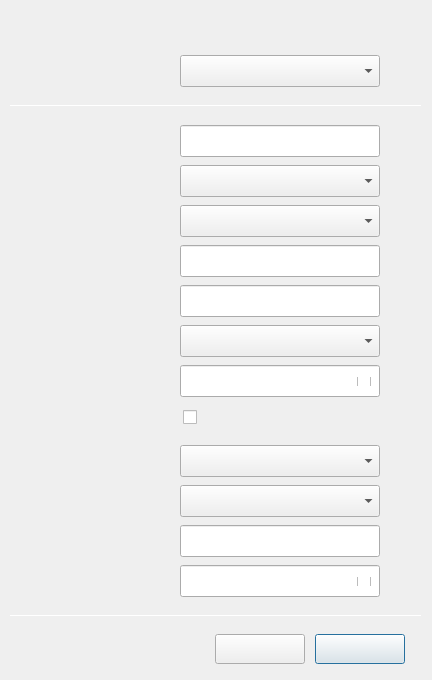
Before: the Qt Designer form wireless-security/dlgconnhidwifisecpeap.ui in ukui/kylin-nm, drawn with Qt 5.
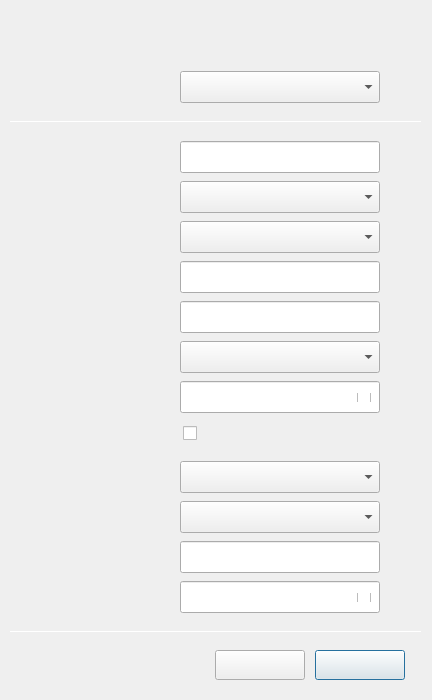
After: the same form once the commit is applied.

Diff of the .ui file:
```diff
--- a/wireless-security/dlgconnhidwifisecpeap.ui
+++ b/wireless-security/dlgconnhidwifisecpeap.ui
@@ -7,7 +7,7 @@
     <x>0</x>
     <y>0</y>
     <width>432</width>
-    <height>680</height>
+    <height>700</height>
    </rect>
   </property>
   <property name="windowTitle">
@@ -17,7 +17,7 @@
    <property name="geometry">
     <rect>
      <x>180</x>
-     <y>125</y>
+     <y>141</y>
      <width>200</width>
      <height>32</height>
     </rect>
@@ -32,7 +32,7 @@
    <property name="geometry">
     <rect>
      <x>180</x>
-     <y>325</y>
+     <y>341</y>
      <width>200</width>
      <height>32</height>
     </rect>
@@ -50,7 +50,7 @@
    <property name="geometry">
     <rect>
      <x>76</x>
-     <y>60</y>
+     <y>76</y>
      <width>90</width>
      <height>20</height>
     </rect>
@@ -68,7 +68,7 @@
    <property name="geometry">
     <rect>
      <x>180</x>
-     <y>285</y>
+     <y>301</y>
      <width>200</width>
      <height>32</height>
     </rect>
@@ -83,7 +83,7 @@
    <property name="geometry">
     <rect>
      <x>180</x>
-     <y>55</y>
+     <y>71</y>
      <width>200</width>
      <height>32</height>
     </rect>
@@ -101,7 +101,7 @@
    <property name="geometry">
     <rect>
      <x>180</x>
-     <y>365</y>
+     <y>381</y>
      <width>200</width>
      <height>32</height>
     </rect>
@@ -119,7 +119,7 @@
    <property name="geometry">
     <rect>
      <x>315</x>
-     <y>634</y>
+     <y>650</y>
      <width>90</width>
      <height>30</height>
     </rect>
@@ -137,7 +137,7 @@
    <property name="geometry">
     <rect>
      <x>180</x>
-     <y>165</y>
+     <y>181</y>
      <width>200</width>
      <height>32</height>
     </rect>
@@ -155,7 +155,7 @@
    <property name="geometry">
     <rect>
      <x>180</x>
-     <y>245</y>
+     <y>261</y>
      <width>200</width>
      <height>32</height>
     </rect>
@@ -170,7 +170,7 @@
    <property name="geometry">
     <rect>
      <x>183</x>
-     <y>405</y>
+     <y>421</y>
      <width>200</width>
      <height>25</height>
     </rect>
@@ -188,7 +188,7 @@
    <property name="geometry">
     <rect>
      <x>76</x>
-     <y>130</y>
+     <y>146</y>
      <width>90</width>
      <height>20</height>
     </rect>
@@ -206,7 +206,7 @@
    <property name="geometry">
     <rect>
      <x>215</x>
-     <y>634</y>
+     <y>650</y>
      <width>90</width>
      <height>30</height>
     </rect>
@@ -224,7 +224,7 @@
    <property name="geometry">
     <rect>
      <x>76</x>
-     <y>290</y>
+     <y>306</y>
      <width>90</width>
      <height>20</height>
     </rect>
@@ -242,7 +242,7 @@
    <property name="geometry">
     <rect>
      <x>76</x>
-     <y>370</y>
+     <y>386</y>
      <width>90</width>
      <height>20</height>
     </rect>
@@ -260,7 +260,7 @@
    <property name="geometry">
     <rect>
      <x>357</x>
-     <y>577</y>
+     <y>593</y>
      <width>18</width>
      <height>9</height>
     </rect>
@@ -278,7 +278,7 @@
    <property name="geometry">
     <rect>
      <x>357</x>
-     <y>377</y>
+     <y>393</y>
      <width>18</width>
      <height>9</height>
     </rect>
@@ -296,7 +296,7 @@
    <property name="geometry">
     <rect>
      <x>76</x>
-     <y>170</y>
+     <y>186</y>
      <width>90</width>
      <height>20</height>
     </rect>
@@ -314,7 +314,7 @@
    <property name="geometry">
     <rect>
      <x>180</x>
-     <y>445</y>
+     <y>461</y>
      <width>200</width>
      <height>32</height>
     </rect>
@@ -332,7 +332,7 @@
    <property name="geometry">
     <rect>
      <x>76</x>
-     <y>210</y>
+     <y>226</y>
      <width>90</width>
      <height>20</height>
     </rect>
@@ -350,7 +350,7 @@
    <property name="geometry">
     <rect>
      <x>76</x>
-     <y>450</y>
+     <y>466</y>
      <width>90</width>
      <height>20</height>
     </rect>
@@ -368,7 +368,7 @@
    <property name="geometry">
     <rect>
      <x>180</x>
-     <y>205</y>
+     <y>221</y>
      <width>200</width>
      <height>32</height>
     </rect>
@@ -386,7 +386,7 @@
    <property name="geometry">
     <rect>
      <x>76</x>
-     <y>330</y>
+     <y>346</y>
      <width>90</width>
      <height>20</height>
     </rect>
@@ -404,7 +404,7 @@
    <property name="geometry">
     <rect>
      <x>76</x>
-     <y>250</y>
+     <y>266</y>
      <width>90</width>
      <height>20</height>
     </rect>
@@ -422,7 +422,7 @@
    <property name="geometry">
     <rect>
      <x>76</x>
-     <y>570</y>
+     <y>586</y>
      <width>90</width>
      <height>20</height>
     </rect>
@@ -440,7 +440,7 @@
    <property name="geometry">
     <rect>
      <x>180</x>
-     <y>525</y>
+     <y>541</y>
      <width>200</width>
      <height>32</height>
     </rect>
@@ -455,7 +455,7 @@
    <property name="geometry">
     <rect>
      <x>180</x>
-     <y>485</y>
+     <y>501</y>
      <width>200</width>
      <height>32</height>
     </rect>
@@ -473,7 +473,7 @@
    <property name="geometry">
     <rect>
      <x>180</x>
-     <y>565</y>
+     <y>581</y>
      <width>200</width>
      <height>32</height>
     </rect>
@@ -491,7 +491,7 @@
    <property name="geometry">
     <rect>
      <x>76</x>
-     <y>490</y>
+     <y>506</y>
      <width>90</width>
      <height>20</height>
     </rect>
@@ -509,7 +509,7 @@
    <property name="geometry">
     <rect>
      <x>76</x>
-     <y>530</y>
+     <y>546</y>
      <width>90</width>
      <height>20</height>
     </rect>
@@ -529,7 +529,7 @@
      <x>0</x>
      <y>0</y>
      <width>432</width>
-     <height>680</height>
+     <height>700</height>
     </rect>
    </property>
    <property name="text">
@@ -540,7 +540,7 @@
    <property name="geometry">
     <rect>
      <x>30</x>
-     <y>15</y>
+     <y>28</y>
      <width>140</width>
      <height>22</height>
     </rect>
@@ -553,7 +553,7 @@
    <property name="geometry">
     <rect>
      <x>10</x>
-     <y>105</y>
+     <y>121</y>
      <width>412</width>
      <height>1</height>
     </rect>
@@ -566,7 +566,7 @@
    <property name="geometry">
     <rect>
      <x>10</x>
-     <y>615</y>
+     <y>631</y>
      <width>412</width>
      <height>1</height>
     </rect>
```
